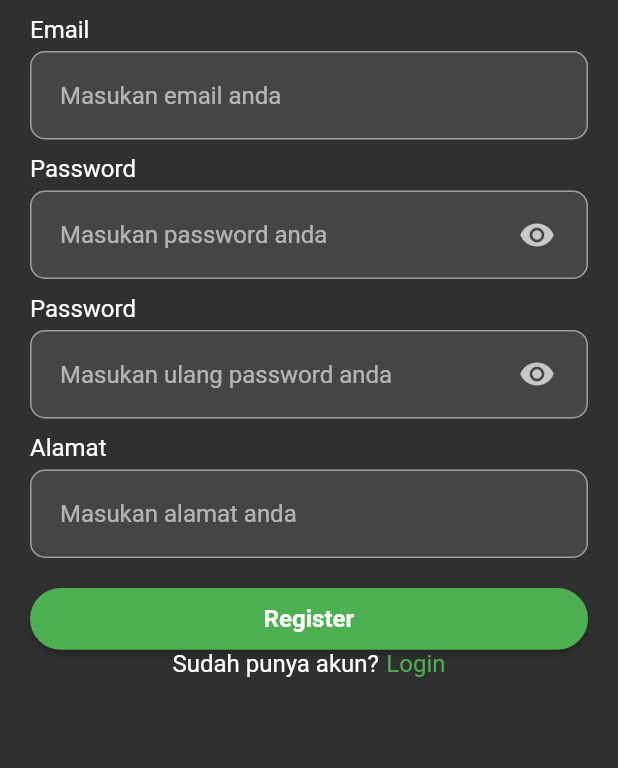
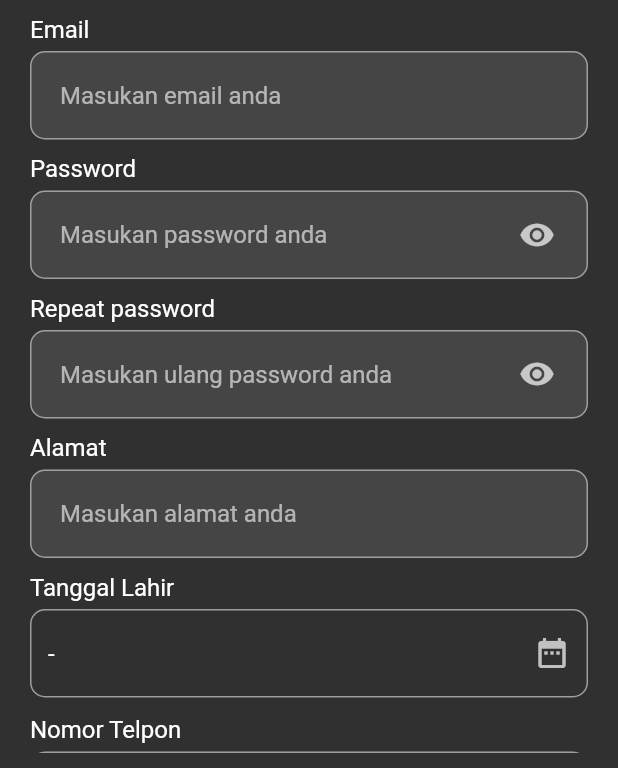
Before and after one commit to magerngulik/aplikasi-absen-UI, a Flutter app: the RegisterScreens screen opened directly, on a phone screen of 412 x 824 dp, the part 468-1236 px from its top. Run offline on Flutter 3.47's test engine with Material 2 defaults, Android fonts, the phone set to English and light mode, and no system bars; our stand-ins replace bloc, dartz, dio, flutter_bloc, freezed_annotation, logger and 1 more; accounts and stored records are empty.

Commit message:
update register screens

```diff
--- a/lib/main.dart
+++ b/lib/main.dart
@@ -1,4 +1,3 @@
-import 'package:bloc/bloc.dart';
 import 'package:flutter/material.dart';
 import 'package:flutter_bloc/flutter_bloc.dart';
 import 'package:new_attandance/my_app.dart';
--- a/lib/src/presentation/auth/bloc/auth/auth_event.dart
+++ b/lib/src/presentation/auth/bloc/auth/auth_event.dart
@@ -6,4 +6,13 @@ class AuthEvent with _$AuthEvent {
   const factory AuthEvent.login(
       {required String email, required String password}) = _Login;
   const factory AuthEvent.logout() = _Logout;
+  const factory AuthEvent.register({
+    required String username,
+      required String email,
+      required String password,
+      required String address,
+      required String birtdays,
+      required String noTelp,
+      }) = _Register;
+
 }
--- a/lib/src/presentation/auth/bloc/auth/auth_state.dart
+++ b/lib/src/presentation/auth/bloc/auth/auth_state.dart
@@ -10,4 +10,5 @@ class AuthState with _$AuthState {
       required String email,
       required String profile}) = _Authenticate;
   const factory AuthState.unauthenticate() = _Unauthenticate;
+  const factory AuthState.successRegister() = _SuccessRegister;
 }
--- a/lib/src/presentation/auth/screen/register_screen.dart
+++ b/lib/src/presentation/auth/screen/register_screen.dart
@@ -1,11 +1,17 @@
 // ignore_for_file: camel_case_types, prefer_typing_uninitialized_variables
 
 import 'package:flutter/material.dart';
+import 'package:flutter_bloc/flutter_bloc.dart';
 import 'package:new_attandance/src/presentation/auth/screen/login_screen.dart';
 import 'package:new_attandance/src/presentation/auth/widget/q_button_access.dart';
 import 'package:new_attandance/src/presentation/auth/widget/q_button_auth.dart';
-import 'package:new_attandance/src/presentation/auth/widget/q_headLogo.dart';
+import 'package:new_attandance/src/presentation/auth/widget/q_dialog_error.dart';
+import 'package:new_attandance/src/presentation/auth/widget/q_head_logo.dart';
 import 'package:new_attandance/src/presentation/auth/widget/q_textfield_login.dart';
+import 'package:new_attandance/src/presentation/auth/widget/q_time_picker.dart';
+import 'package:new_attandance/src/shared/function/q_function.dart';
+
+import '../bloc/auth/auth_bloc.dart';
 
 class RegisterScreens extends StatefulWidget {
   const RegisterScreens({Key? key}) : super(key: key);
@@ -17,20 +23,63 @@ class RegisterScreens extends StatefulWidget {
 class _RegisterScreensState extends State<RegisterScreens> {
   TextEditingController email = TextEditingController();
   TextEditingController password = TextEditingController();
+  TextEditingController reapedPassword = TextEditingController();
   TextEditingController username = TextEditingController();
   TextEditingController address = TextEditingController();
+  TextEditingController birthday = TextEditingController();
+  TextEditingController notelp = TextEditingController();
+
+  bool isNotEmpty(String text) {
+    return text.trim().isNotEmpty;
+  }
+
+  bool isFormValid() {
+    return isNotEmpty(email.text) &&
+        isNotEmpty(password.text) &&
+        isNotEmpty(username.text) &&
+        isNotEmpty(address.text) &&
+        isNotEmpty(birthday.text) &&
+        isSame(password.text, reapedPassword.text) &&
+        isNotEmpty(notelp.text);
+  }
+
+  bool isSame(String first, String second) {
+    return first == second;
+  }
 
   @override
   Widget build(BuildContext context) {
     var h = MediaQuery.of(context).size.height;
     // var w = MediaQuery.of(context).size.width;
-    return Scaffold(
-      body: Container(
-        height: MediaQuery.of(context).size.height,
-        width: MediaQuery.of(context).size.width,
+    var auth = context.read<AuthBloc>();
+    return BlocListener<AuthBloc, AuthState>(
+      bloc: auth,
+      listener: (context, state) {
+        state.maybeWhen(
+          orElse: () {},
+          failed: (errorMessage) {
+            dialogError(context, errorMessage);
+          },
+          successRegister: () async {
+            await dialogSuccess(context, "Berhasil Registratrasi");
+            // ignore: use_build_context_synchronously
+            Navigator.pushReplacement(
+              context,
+              MaterialPageRoute(builder: (context) => const LoginScreen()),
+            );
+          },
+        );
+      },
+      child: Scaffold(
+        body: BlocBuilder<AuthBloc, AuthState>(
+          builder: (context, state) {
+            return state.maybeWhen(loading: () {
+              return circularLoadingAuth(context);
+            }, orElse: () {
+              return Container(
                 margin: const EdgeInsets.symmetric(horizontal: 10.0),
                 padding: const EdgeInsets.all(10.0),
-        child: Column(
+                child: ListView(
                   children: [
                     const SizedBox(
                       height: 30.0,
@@ -40,7 +89,7 @@ class _RegisterScreensState extends State<RegisterScreens> {
                       height: 30.0,
                     ),
                     QTextfieldAuth(
-              controller: email,
+                      controller: username,
                       hint: "Masukan Username anda",
                       title: "Username",
                       isUseIcon: false,
@@ -58,7 +107,7 @@ class _RegisterScreensState extends State<RegisterScreens> {
                       height: 10.0,
                     ),
                     QTextfieldAuth(
-              controller: email,
+                      controller: password,
                       hint: "Masukan password anda",
                       title: "Password",
                       isUseIcon: true,
@@ -68,9 +117,9 @@ class _RegisterScreensState extends State<RegisterScreens> {
                       height: 10.0,
                     ),
                     QTextfieldAuth(
-              controller: email,
+                      controller: reapedPassword,
                       hint: "Masukan ulang password anda",
-              title: "Password",
+                      title: "Repeat password",
                       isUseIcon: true,
                       icon: Icons.remove_red_eye,
                     ),
@@ -78,27 +127,84 @@ class _RegisterScreensState extends State<RegisterScreens> {
                       height: 10.0,
                     ),
                     QTextfieldAuth(
-              controller: email,
+                      controller: address,
                       hint: "Masukan alamat anda",
                       title: "Alamat",
                       isUseIcon: false,
                       icon: Icons.remove_red_eye,
                     ),
                     const SizedBox(
+                      height: 10.0,
+                    ),
+                    QDatePicker(
+                      label: "Tanggal Lahir",
+                      onChanged: (p0) {
+                        birthday.text = p0.toString();
+                      },
+                      controller: birthday,
+                    ),
+                    QTextfieldAuth(
+                      controller: notelp,
+                      hint: "Masukan Nomor Telpon",
+                      title: "Nomor Telpon",
+                      isUseIcon: false,
+                      icon: Icons.remove_red_eye,
+                    ),
+                    const SizedBox(
                       height: 20.0,
                     ),
-            QButtonAuth(h: h, title: "Register", onPress: () {}),
-            const Spacer(),
+                    const SizedBox(
+                      height: 20.0,
+                    ),
+                    QButtonAuth(
+                        h: h,
+                        title: "Register",
+                        onPress: () {
+                          customDebugPrint({
+                            'username': username.text,
+                            'email': email.text,
+                            'password': password.text,
+                            'reapedPassword': reapedPassword.text,
+                            'address': address.text,
+                            'birdays': birthday.text,
+                            'no telp': notelp.text,
+                          });
+                          if (isFormValid()) {
+                            auth.add(AuthEvent.register(
+                                username: username.text,
+                                email: email.text,
+                                password: password.text,
+                                address: address.text,
+                                birtdays: birthday.text,
+                                noTelp: notelp.text));
+                          } else {
+                            dialogError(context,
+                                "Semua data harus di masukan dan pastikan password nya sama");
+                          }
+                        }),
+                    const SizedBox(
+                      height: 20.0,
+                    ),
                     QButtonAcccess(
                       title: "Sudah punya akun?",
                       head: "Login",
-              onPress: () {},
+                      onPress: () {
+                        Navigator.pushReplacement(
+                          context,
+                          MaterialPageRoute(
+                              builder: (context) => const LoginScreen()),
+                        );
+                      },
                     ),
                     const SizedBox(
                       height: 50.0,
                     ),
                   ],
                 ),
+              );
+            });
+          },
+        ),
       ),
     );
   }
--- a/lib/src/presentation/auth/widget/q_button_access.dart
+++ b/lib/src/presentation/auth/widget/q_button_access.dart
@@ -27,7 +27,7 @@ class QButtonAcccess extends StatelessWidget {
           width: 5.0,
         ),
         InkWell(
-          onTap: () {},
+          onTap: () => onPress(),
           child: Text(
             head,
             style: const TextStyle(
--- a/lib/src/presentation/auth/widget/q_textfield_login.dart
+++ b/lib/src/presentation/auth/widget/q_textfield_login.dart
@@ -1,6 +1,6 @@
 import 'package:flutter/material.dart';
 
-class QTextfieldAuth extends StatelessWidget {
+class QTextfieldAuth extends StatefulWidget {
   final String title;
   final String hint;
   final TextEditingController controller;
@@ -16,6 +16,23 @@ class QTextfieldAuth extends StatelessWidget {
   }) : super(key: key);
 
   @override
+  State<QTextfieldAuth> createState() => _QTextfieldAuthState();
+}
+
+class _QTextfieldAuthState extends State<QTextfieldAuth> {
+  bool? hide;
+  @override
+  void initState() {
+    hide = widget.isUseIcon ? true : false;
+    super.initState();
+  }
+
+  void changeHide() {
+    hide = !hide!;
+    setState(() {});
+  }
+
+  @override
   Widget build(BuildContext context) {
     return SizedBox(
       width: MediaQuery.of(context).size.width,
@@ -23,7 +40,7 @@ class QTextfieldAuth extends StatelessWidget {
         crossAxisAlignment: CrossAxisAlignment.start,
         children: [
           Text(
-            title,
+            widget.title,
             style: const TextStyle(
               fontSize: 16.0,
             ),
@@ -32,13 +49,14 @@ class QTextfieldAuth extends StatelessWidget {
             height: 5.0,
           ),
           TextFormField(
-            controller: controller,
+            controller: widget.controller,
             initialValue: null,
+            obscureText: hide!,
             decoration: InputDecoration(
                 contentPadding:
                     const EdgeInsets.symmetric(horizontal: 20.0, vertical: 20),
                 filled: true,
-                hintText: hint,
+                hintText: widget.hint,
                 enabledBorder: OutlineInputBorder(
                     borderRadius: BorderRadius.circular(10),
                     borderSide: const BorderSide(color: Colors.grey)),
@@ -48,18 +66,20 @@ class QTextfieldAuth extends StatelessWidget {
                 focusedBorder: OutlineInputBorder(
                     borderRadius: BorderRadius.circular(10),
                     borderSide: const BorderSide(color: Colors.green)),
-                suffixIcon: isUseIcon
-                    ? Container(
-                        margin: const EdgeInsets.only(
-                          right: 20.0,
-                        ),
-                        child: Icon(
-                          icon,
-                          size: 24.0,
+                suffixIcon: widget.isUseIcon
+                    ? InkWell(
+                        onTap: () => changeHide(),
+                        child: Container(
+                          margin: const EdgeInsets.only(
+                            right: 20.0,
+                          ),
+                          child: Icon(
+                            widget.icon,
+                            size: 24.0,
+                          ),
                         ),
                       )
                     : null),
-            onChanged: (value) {},
           ),
         ],
       ),
--- /dev/null
+++ b/lib/src/presentation/auth/widget/q_time_picker.dart
@@ -0,0 +1,122 @@
+import 'package:flutter/material.dart';
+import 'package:intl/intl.dart';
+
+class QDatePicker extends StatefulWidget {
+  final String label;
+  final DateTime? value;
+  final String? hint;
+  final String? helper;
+  final String? Function(String?)? validator;
+  final Function(DateTime) onChanged;
+  TextEditingController? controller;
+
+  QDatePicker({
+    Key? key,
+    required this.label,
+    this.value,
+    this.validator,
+    this.hint,
+    this.helper,
+    required this.onChanged,
+    required this.controller,
+  }) : super(key: key);
+
+  @override
+  State<QDatePicker> createState() => _QDatePickerState();
+}
+
+class _QDatePickerState extends State<QDatePicker> {
+  DateTime? selectedValue;
+
+  @override
+  void initState() {
+    super.initState();
+    selectedValue = widget.value;
+    widget.controller = TextEditingController(
+      text: getInitialValue(),
+    );
+  }
+
+  getInitialValue() {
+    if (widget.value != null) {
+      return DateFormat("d MMM y").format(widget.value!);
+    }
+    return "-";
+  }
+
+  getFormattedValue() {
+    if (selectedValue != null) {
+      return DateFormat("d MMM y").format(selectedValue!);
+    }
+    return "-";
+  }
+
+  @override
+  Widget build(BuildContext context) {
+    return Column(
+      crossAxisAlignment: CrossAxisAlignment.start,
+      children: [
+        Text(
+          widget.label,
+          style: const TextStyle(
+            fontSize: 16.0,
+          ),
+        ),
+        const SizedBox(
+          height: 5.0,
+        ),
+        InkWell(
+          // focusColor: Colors.transparent,
+          // hoverColor: Colors.transparent,
+          onTap: () async {
+            DateTime? pickedDate = await showDatePicker(
+              context: context,
+              initialDate: DateTime.now(),
+              firstDate: DateTime(2000),
+              lastDate: DateTime(2100),
+            );
+            selectedValue = pickedDate;
+            widget.controller!.text = getFormattedValue();
+            setState(() {});
+
+            if (selectedValue == null) return;
+            widget.onChanged(selectedValue!);
+          },
+          child: AbsorbPointer(
+            child: Container(
+              margin: const EdgeInsets.only(
+                bottom: 12.0,
+              ),
+              child: TextFormField(
+                controller: widget.controller,
+                validator: (value) {
+                  if (widget.validator != null) {
+                    return widget.validator!(selectedValue.toString());
+                  }
+                  return null;
+                },
+                readOnly: true,
+                decoration: InputDecoration(
+                  suffixIcon: const Icon(
+                    Icons.date_range,
+                  ),
+                  enabledBorder: OutlineInputBorder(
+                      borderRadius: BorderRadius.circular(10),
+                      borderSide: const BorderSide(color: Colors.grey)),
+                  border: OutlineInputBorder(
+                      borderRadius: BorderRadius.circular(10),
+                      borderSide: const BorderSide(color: Colors.grey)),
+                  focusedBorder: OutlineInputBorder(
+                      borderRadius: BorderRadius.circular(10),
+                      borderSide: const BorderSide(color: Colors.green)),
+                  helperText: widget.helper,
+                  hintText: widget.hint,
+                ),
+              ),
+            ),
+          ),
+        ),
+      ],
+    );
+  }
+}
--- a/lib/src/shared/services/bloc_observer.dart
+++ b/lib/src/shared/services/bloc_observer.dart
@@ -1,5 +1,4 @@
 import 'package:bloc/bloc.dart';
-import 'package:flutter/material.dart';
 import 'package:logger/logger.dart';
 
 class MyBlocObserver extends BlocObserver {
--- a/pubspec.yaml
+++ b/pubspec.yaml
@@ -44,6 +44,7 @@ dependencies:
   device_info_plus: ^9.0.3
   geolocator: ^10.0.1
   shared_preferences: ^2.2.1
+  intl: ^0.18.1
 
 dev_dependencies:
   flutter_test:
```
Also changed, not shown: lib/src/presentation/auth/bloc/auth/auth_bloc.dart (+18 -1 lines), lib/src/presentation/auth/screen/login_screen.dart (+13 -9 lines), lib/src/presentation/auth/widget/q_dialog_error.dart (+9 -0 lines), lib/src/shared/function/q_function.dart (added, +17 -0 lines), lib/src/presentation/auth/bloc/auth/auth_bloc.freezed.dart, lib/src/presentation/auth/widget/q_head_logo.dart (renamed from lib/src/presentation/auth/widget/q_headLogo.dart), pubspec.lock. Lines whose indentation alone changed are shown as unchanged.
